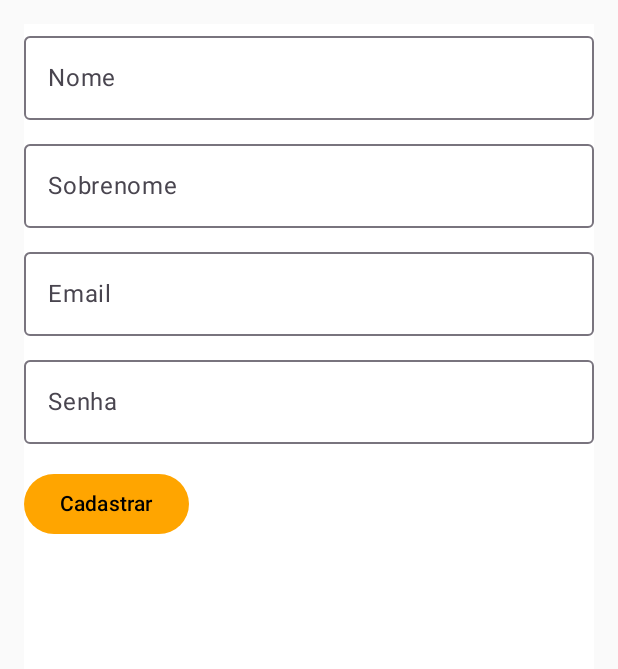
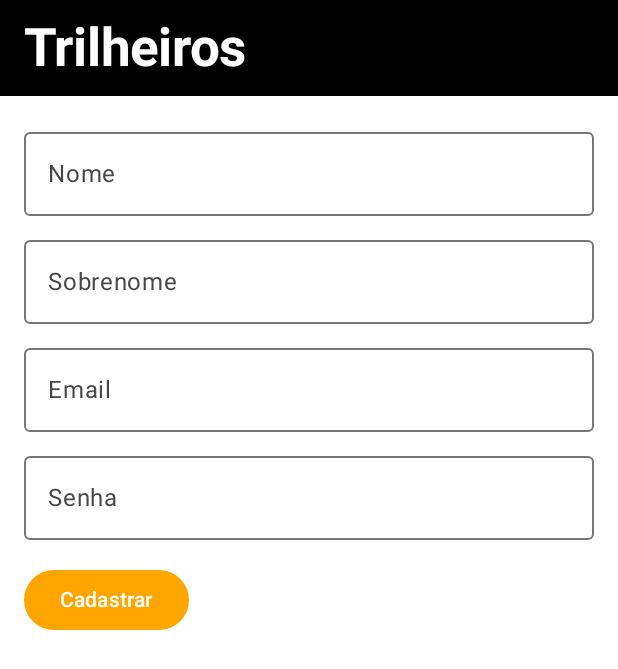
Before and after one commit to danlamberg/APPM_Trilheiros, an Android app built with Jetpack Compose: the screen it shows after launch (MainActivity), after a tap on "Não tem uma conta? Cadastre-se", on a phone screen of 412 x 824 dp. Shown: the top 669 px of the screen. Run offline under Robolectric (Android 15) with nearby library versions, the phone set to English and light mode, and no system bars; our stand-ins replace Firebase (no records; nobody signed in at launch, a user with empty details on screens opened directly); 1 other tap on this screen came first.

Commit message:
Melhorando o design das telas

```diff
--- a/app/src/main/java/com/example/appm_trilheiros/MainActivity.kt
+++ b/app/src/main/java/com/example/appm_trilheiros/MainActivity.kt
@@ -9,12 +9,15 @@ import androidx.compose.foundation.clickable
 import androidx.compose.foundation.layout.*
 import androidx.compose.foundation.lazy.LazyColumn
 import androidx.compose.foundation.lazy.items
-import androidx.compose.ui.graphics.Color
 import androidx.compose.material3.*
 import androidx.compose.runtime.*
 import androidx.compose.ui.Modifier
+import androidx.compose.ui.graphics.Color
+import androidx.compose.ui.res.stringResource
+import androidx.compose.ui.text.font.FontWeight
 import androidx.compose.ui.text.input.PasswordVisualTransformation
 import androidx.compose.ui.unit.dp
+import androidx.compose.ui.unit.sp
 import androidx.navigation.NavHostController
 import androidx.navigation.compose.NavHost
 import androidx.navigation.compose.composable
@@ -41,11 +44,31 @@ class MainActivity : ComponentActivity() {
     }
 }
 
+@OptIn(ExperimentalMaterial3Api::class)
 @Composable
 fun AppContent(navController: NavHostController) {
     var isSignedIn by remember { mutableStateOf(false) }
 
-    NavHost(navController = navController, startDestination = if (isSignedIn) "tela_principal" else "login") {
+    Scaffold(
+        topBar = {
+            TopAppBar(
+                title = {
+                    Text(
+                        text = stringResource(id = R.string.app_name), // Certifique-se de que este ID está correto
+                        fontSize = 35.sp,
+                        fontWeight = FontWeight.Bold,
+                        color = White
+                    )
+                },
+                colors = TopAppBarDefaults.smallTopAppBarColors(containerColor = Black) // Altere a cor de fundo se necessário
+            )
+        }
+    ) { paddingValues ->
+        NavHost(
+            navController = navController,
+            startDestination = if (isSignedIn) "tela_principal" else "login",
+            Modifier.padding(paddingValues) // Aplicando paddingValues
+        ) {
             composable("login") {
                 TelaLogin(
                     navController = navController,
@@ -70,6 +93,7 @@ fun AppContent(navController: NavHostController) {
                         popUpTo("login") { inclusive = false }
                     }
                 })
+            }
         }
     }
 }
@@ -119,7 +143,7 @@ fun TelaLogin(navController: NavHostController, onSignIn: () -> Unit) {
             modifier = Modifier.fillMaxWidth(),
             colors = ButtonDefaults.buttonColors(containerColor = Orange) // Cor do botão
         ) {
-            Text("Entrar")
+            Text("Entrar", color = White) // Cor do texto no botão
         }
 
         if (mostrarErro) {
@@ -210,18 +234,18 @@ fun TelaCadastro(navController: NavHostController, onSignUp: () -> Unit) {
                     errorMessage = "Por favor, preencha todos os campos."
                 }
             },
-            colors = ButtonDefaults.buttonColors(containerColor = Orange) // Cor do botão
+            colors = ButtonDefaults.buttonColors(containerColor = Orange)
         ) {
-            Text("Cadastrar")
+            Text("Cadastrar", color = White) // Cor do texto no botão
         }
 
         Spacer(modifier = Modifier.height(16.dp))
 
         errorMessage?.let {
-            Text(text = it, color = Color.Red) // Cor da mensagem de erro
+            Text(text = it, color = Color.Red)
         }
         successMessage?.let {
-            Text(text = it, color = Color.Green) // Cor da mensagem de sucesso
+            Text(text = it, color = Color.Green)
         }
     }
 }
--- a/app/src/main/java/com/example/appm_trilheiros/ui/theme/Theme.kt
+++ b/app/src/main/java/com/example/appm_trilheiros/ui/theme/Theme.kt
@@ -4,24 +4,24 @@ import androidx.compose.foundation.isSystemInDarkTheme
 import androidx.compose.material3.*
 import androidx.compose.runtime.Composable
 
-// Tema escuro com fundo preto e botões laranja
+
 private val DarkColorScheme = darkColorScheme(
-    primary = Orange, // Cor principal (botões)
-    onPrimary = Black, // Cor do texto em cima dos botões (preto)
-    background = Black, // Fundo da tela
-    surface = Black, // Cor de superfície (ex.: cards)
-    onBackground = White, // Cor do texto sobre o fundo
-    onSurface = White // Cor do texto sobre superfícies
+    primary = Orange,
+    onPrimary = Black,
+    background = Black,
+    surface = Black,
+    onBackground = White,
+    onSurface = White
 )
 
-// Tema claro com fundo branco e botões laranja
+
 private val LightColorScheme = lightColorScheme(
-    primary = Orange, // Cor principal (botões)
-    onPrimary = Black, // Cor do texto em cima dos botões (preto)
-    background = White, // Fundo da tela
-    surface = White, // Cor de superfície
-    onBackground = Black, // Cor do texto sobre o fundo
-    onSurface = Black // Cor do texto sobre superfícies
+    primary = Orange,
+    onPrimary = Black,
+    background = White,
+    surface = White,
+    onBackground = Black,
+    onSurface = Black
 )
 
 @Composable
--- a/app/src/main/res/values/strings.xml
+++ b/app/src/main/res/values/strings.xml
@@ -1,4 +1,3 @@
 <resources>
     <string name="app_name">Trilheiros</string>
-
 </resources>
```
Lines whose indentation alone changed are shown as unchanged.
